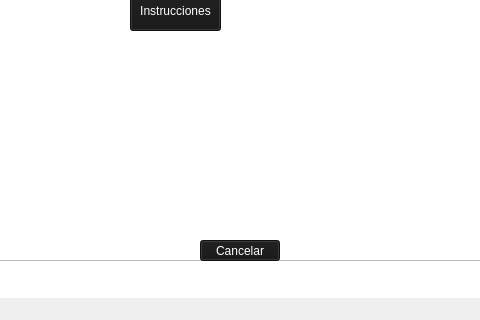
Above: Save_the_world_final/nivel2.ui from angeelorenaoc/Proyecto_final before the change; both pictures show x 220 to 700 and y 290 to 610 of the 905 by 610 pixel window. Below: the same form after it.
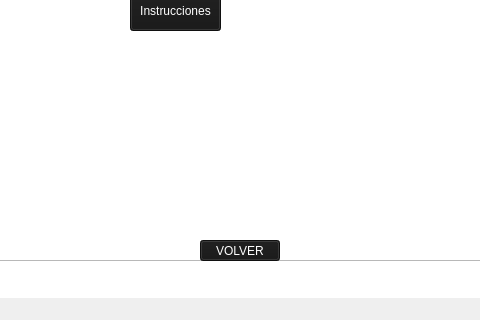
That is the form after the change. Icons and pictures are not drawn.

```diff
--- a/Save_the_world_final/nivel2.ui
+++ b/Save_the_world_final/nivel2.ui
@@ -89,7 +89,7 @@
 background-color: rgb(22, 22, 22);</string>
     </property>
     <property name="text">
-     <string>Cancelar</string>
+     <string>VOLVER</string>
     </property>
    </widget>
    <widget class="QGraphicsView" name="graphicsView_2">
```
Left out of the diff: 12 changed lines with no effect on the pictures.
